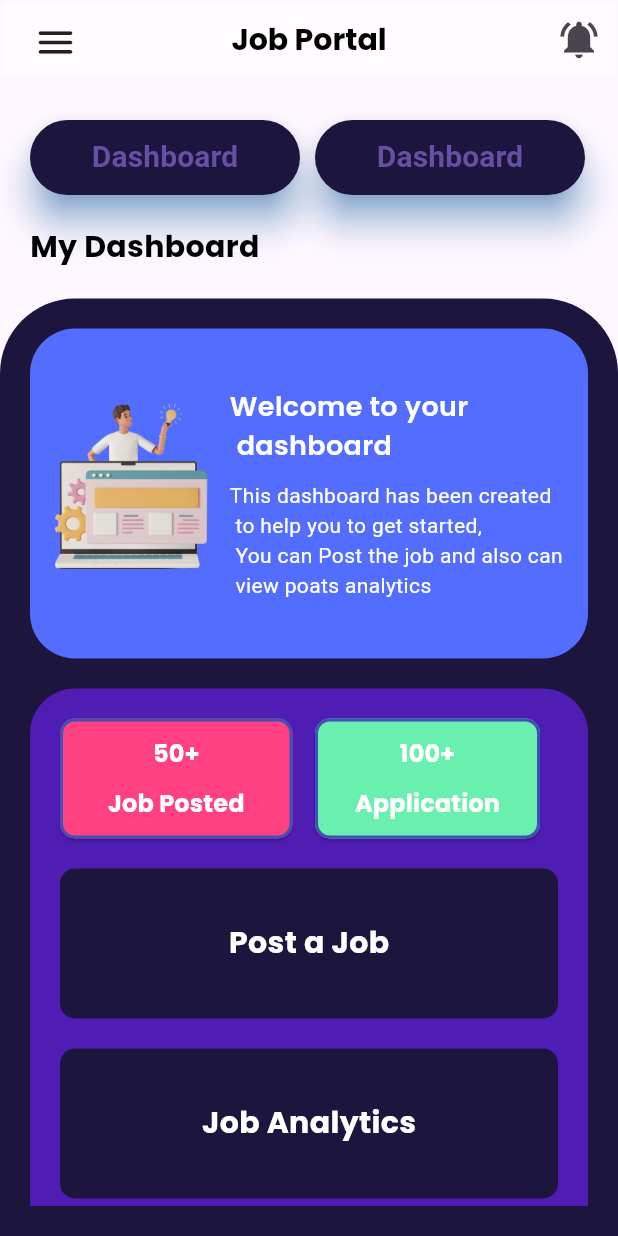
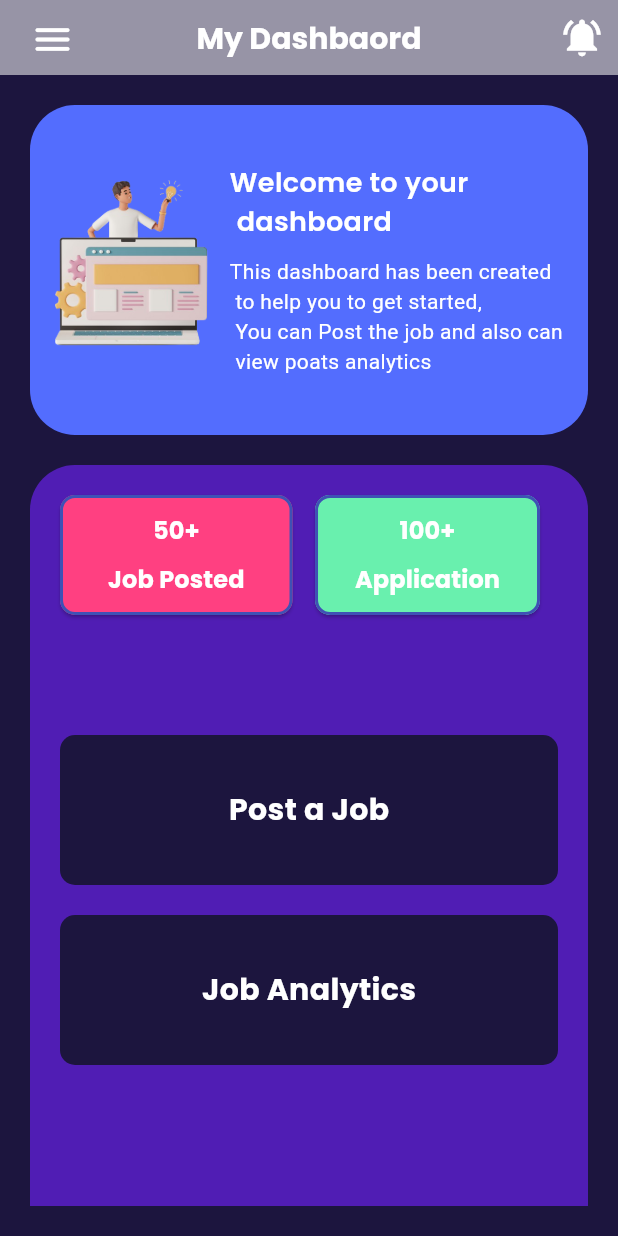
Before and after one commit to AdeelAhmadKhan36/job_mobile_app, a Flutter app: the admin_main_page screen opened directly, on a phone screen of 412 x 824 dp. Run offline on Flutter 3.47's test engine with Material 3 defaults, Android fonts, the phone set to English and light mode, and no system bars; our stand-ins replace cloud_firestore, file_picker, firebase_auth, firebase_core, firebase_storage, flutter_zoom_drawer and 8 more; missing offline and left inert: dart:ffi; accounts and stored records are empty; statements that could not run were skipped.

Commit message:
Dashboard and Profile updated

```diff
--- a/lib/main.dart
+++ b/lib/main.dart
@@ -73,7 +73,10 @@ class MyApp extends StatelessWidget {
               '/chat': (context) => Chat_Screen(),
               '/bookmarks': (context) => BookMark_Screen(),
               '/device_management': (context) => device_Managment_Page(),
-              '/profile': (context) => Profile_Page(),
+              '/profile': (context) => Profile_Page(job: {
+
+
+              },),
               '/history': (context) => Hoistory_Screen(),
               '/notifications': (context) => Notification_screen(),
               '/logout': (context) => drawer_animated(),
--- a/lib/view/ui/admin_panel/admin_drawer.dart
+++ b/lib/view/ui/admin_panel/admin_drawer.dart
@@ -38,7 +38,7 @@ class _admin_main_pageState extends State<admin_main_page> {
           // Drawer
           SafeArea(
             child: Container(
-              width:230,
+              width: 230,
               padding: const EdgeInsets.all(8.0),
               child: SingleChildScrollView(
                 child: Column(
@@ -79,54 +79,47 @@ class _admin_main_pageState extends State<admin_main_page> {
                 alignment: Alignment.center,
                 transform: Matrix4.identity()
                   ..setEntry(3, 2, 0.001)
-                  ..setEntry(0, 3,210 * val)
+                  ..setEntry(0, 3, 210 * val)
                   ..rotateY((pi / 6) * val),
                 child: Scaffold(
-                  appBar: PreferredSize(preferredSize:Size.fromHeight(50),
-                      child: Padding(
-                        padding: const EdgeInsets.only(top: 2,left: 2,right: 2),
+                  appBar: PreferredSize(
+                    preferredSize: Size.fromHeight(50),
+                    child: Container(
+                      color: Color(kDarkBlue.value),
                       child: Custom_AppBar(
-
                         title: Heading(
-                              text: "Job Portal",
-                              color: Color(kDark.value),
+                          text: "My Dashbaord",
+                          color: Color(kLight.value),
                           fontSize: 20,
-                              fontWeight: FontWeight.bold),
-
+                          fontWeight: FontWeight.bold,
+                        ),
                         actions: [
                           IconButton(
-                              icon: const Icon(Icons.notifications_active, size: 30),
+                            icon: const Icon(Icons.notifications_active, size: 30,color: Colors.white,),
                             onPressed: () {
                               // Handle search icon press
                             },
                           ),
-
                         ],
                         child: Column(
                           children: [
                             MaterialButton(
                               onPressed: () {
                                 setState(() {
-                                      value== 0 ? value = 1 : value = 0;
+                                  value == 0 ? value = 1 : value = 0;
                                 });
                               },
                               child: Padding(
                                 padding: const EdgeInsets.only(top: 4),
-                                    child: Icon(Icons.menu_rounded,weight:50,size: 30,),
-                                  )
+                                child: Icon(Icons.menu_rounded, weight: 50, size: 30,color: Colors.white,),
+                              ),
                             )
                           ],
                         ),
-
                       ),
-                      )),
-
-
-                  body: Center(
-                      child: EmployerDashboard()
-
-                    // Home_Screen()
                     ),
+                  ),
+                  body: EmployerDashboard(), // No extra spacing between the app bar and body
                 ),
               );
             },
--- a/lib/view/ui/admin_panel/admin_home.dart
+++ b/lib/view/ui/admin_panel/admin_home.dart
@@ -12,67 +12,12 @@ class EmployerDashboard extends StatelessWidget {
     return Scaffold(
         body: Column(
       children: [
-        Padding(
-          padding: const EdgeInsets.only(left: 20, right: 20, top: 30),
-          child: Column(
-            crossAxisAlignment: CrossAxisAlignment.start,
-            children: [
-
-              Row(
-                children: [
-                  ElevatedButton(
-                    onPressed: () {},
-                    style: ElevatedButton.styleFrom(
-                      backgroundColor: Color(kDarkBlue.value),
-                      minimumSize: const Size(180, 50),
-                      elevation: 10, // Elevation (shadow depth)
-                      shadowColor: Colors.blue,
-                    ),
-                    child: const Text(
-                      'Dashboard',
-                      style:
-                          TextStyle(fontSize: 20, fontWeight: FontWeight.bold),
-                    ),
-                  ),
-                  const SizedBox(
-                    width: 10,
-                  ),
-                  ElevatedButton(
-                    onPressed: () {},
-                    style: ElevatedButton.styleFrom(
-                      backgroundColor: Color(kDarkBlue.value),
-                      minimumSize: const Size(180, 50),
-                      elevation: 10, // Elevation (shadow depth)
-                      shadowColor: Colors.blue,
-                    ),
-                     child: const Text(
-                      'Dashboard',
-                      style:
-                          TextStyle(fontSize: 20, fontWeight: FontWeight.bold),
-                    ),
-                  ),
-                ],
-              ),
-              const SizedBox(
-                height: 20,
-              ),
-              Heading(
-                  text: 'My Dashboard',
-                  color: Color(kDark.value),
-                  fontSize: 20,
-                  fontWeight: FontWeight.bold),
-            ],
-          ),
-        ),
-        const SizedBox(
-          height: 20,
-        ),
         Expanded(
           child: Container(
             decoration: BoxDecoration(
               color: Color(kDarkBlue.value),
-              borderRadius: const BorderRadius.only(
-                  topLeft: Radius.circular(50), topRight: Radius.circular(50)),
+              // borderRadius: const BorderRadius.only(
+              //     topLeft: Radius.circular(50), topRight: Radius.circular(50)),
             ),
             child: Padding(
               padding: const EdgeInsets.all(20),
@@ -180,6 +125,9 @@ class EmployerDashboard extends StatelessWidget {
                                   ),
                                   child: Padding(
                                     padding: const EdgeInsets.only(top: 8,bottom: 8),
+                                    child: GestureDetector(
+
+
                                       child: Column(
                                         children: [
                                           Heading(
@@ -198,11 +146,12 @@ class EmployerDashboard extends StatelessWidget {
                                         ],
                                       ),
                                     ),
+                                  ),
                                 )
                               ],
                             ),
                             const SizedBox(
-                              height: 20,
+                              height: 80,
                             ),
                             GestureDetector(
                               onTap: (){
```
Also changed, not shown: lib/view/ui/Profile/profile.dart (+87 -14 lines). Lines whose indentation alone changed are shown as unchanged.
